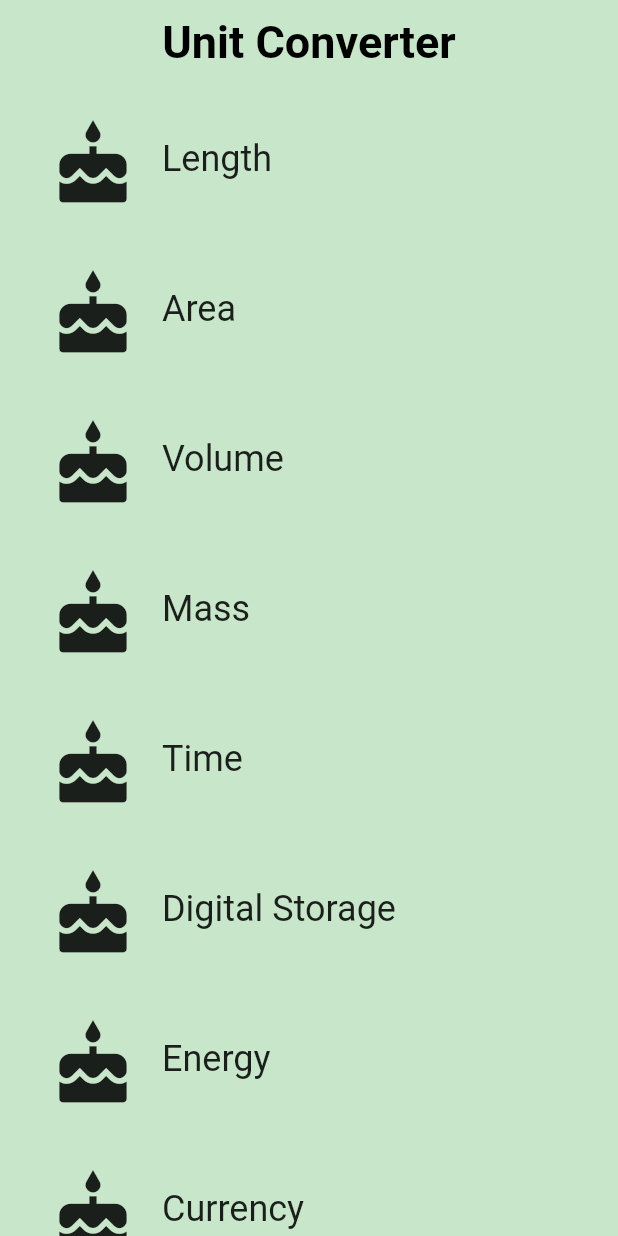
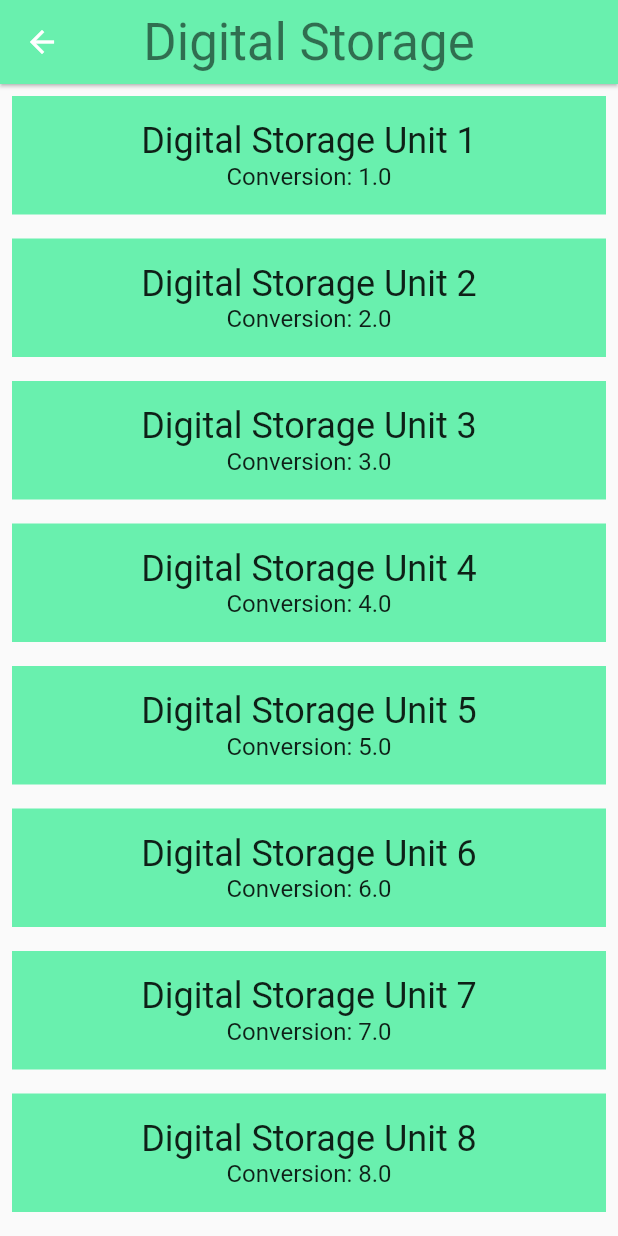
Before and after one commit to nithinr07/Unit-Converter, a Flutter app: the screen it shows after launch, after a tap on "Digital Storage", on a phone screen of 412 x 824 dp. Run offline on Flutter 3.47's test engine with Material 2 defaults, Android fonts, the phone set to English and light mode, and no system bars.

Commit message:
added converter route

```diff
--- a/lib/category.dart
+++ b/lib/category.dart
@@ -5,6 +5,9 @@
 // To keep your imports tidy, follow the ordering guidelines at
 // https://www.dartlang.org/guides/language/effective-dart/style#ordering
 import 'package:flutter/material.dart';
+import 'package:meta/meta.dart';
+import 'unit.dart';
+import 'converter_route.dart';
 
 /// A custom [Category] widget.
 ///
@@ -14,6 +17,7 @@ class Category extends StatelessWidget {
   final String name;
   final IconData iconLocation;
   final ColorSwatch color;
+  final List<Unit> units;
 
   /// Creates a [Category].
   ///
@@ -22,14 +26,42 @@ class Category extends StatelessWidget {
   // TODO: You'll need the name, color, and iconLocation from main.dart
   const Category({
     Key key,
-    this.name,
-    this.color,
-    this.iconLocation,
-  }) : super(key: key);
+    @required this.name,
+    @required this.color,
+    @required this.iconLocation,
+    @required this.units,
+  })  : assert(name != null),
+        assert(color != null),
+        assert(iconLocation != null),
+        assert(units != null),
+        super(key: key);
 
   /// Builds a custom widget that shows [Category] information.
   ///
   /// This information includes the icon, name, and color for the [Category].
+  void _navigateToConverter(BuildContext context) {
+    Navigator.of(context).push(MaterialPageRoute<Null>(
+      builder: (BuildContext context) {
+        return Scaffold(
+          appBar: AppBar(
+            elevation: 1.0,
+            title: Text(
+              name,
+              style: Theme.of(context).textTheme.display1,
+            ),
+            centerTitle: true,
+            backgroundColor: color,
+          ),
+          body: ConverterRoute(
+            color: color,
+            name: name,
+            units: units,
+          ),
+        );
+      },
+    ));
+  }
+
   @override
   // This `context` parameter describes the location of this widget in the
   // widget tree. It can be used for obtaining Theme data from the nearest
@@ -45,9 +77,7 @@ class Category extends StatelessWidget {
           splashColor: color,
           borderRadius: BorderRadius.circular(100.0),
           highlightColor: color,
-          onTap: () {
-            print("I was tapped");
-          },
+          onTap: () => _navigateToConverter(context),
           child: Padding(
             padding: EdgeInsets.all(8.0),
             child: Row(
--- a/lib/category_route.dart
+++ b/lib/category_route.dart
@@ -1,7 +1,7 @@
 import 'package:flutter/material.dart';
-
 // TODO: Check if we need to import anything
 import 'category.dart';
+import 'unit.dart';
 // TODO: Define any constants
 final _backgroundColor = Colors.green[100];
 /// Category Route (screen).
@@ -36,18 +36,28 @@ class CategoryRoute extends StatelessWidget {
     Colors.red,
   ];
 
+  List<Unit> _retrieveUnitList(String categoryName) {
+    return List.generate(10, (int i) {
+      i += 1;
+      return Unit(
+        name: '$categoryName Unit $i',
+        conversion: i.toDouble(),
+      );
+    });
+}
   @override
   Widget build(BuildContext context) {
     // TODO: Create a list of the eight Categories, using the names and colors
     // from above. Use a placeholder icon, such as `Icons.cake` for each
     // Category. We'll add custom icons later.
-    final category_list = <Category>[];
+    final categoryList = <Category>[];
 
     for (var i = 0; i < 8; i++) {
-      category_list.add(Category(
+      categoryList.add(Category(
         name: _categoryNames[i],
         color: _baseColors[i],
         iconLocation: Icons.cake,
+        units: _retrieveUnitList(_categoryNames[i]),
       ));
     }
     // TODO: Create a list view of the Categories
@@ -55,7 +65,7 @@ class CategoryRoute extends StatelessWidget {
       color: _backgroundColor,
       padding: EdgeInsets.symmetric(horizontal: 8.0),
       child: ListView(
-        children: category_list,
+        children: categoryList,
       ),
     );
 
@@ -65,7 +75,6 @@ class CategoryRoute extends StatelessWidget {
       title: Text(
         'Unit Converter',
         style: TextStyle(
-          fontWeight: FontWeight.bold,
           color: Colors.black,
           fontSize: 30.0,
           ),
--- /dev/null
+++ b/lib/converter_route.dart
@@ -0,0 +1,56 @@
+import 'package:flutter/material.dart';
+import 'package:meta/meta.dart';
+
+import 'unit.dart';
+
+/// Converter screen where users can input amounts to convert.
+///
+/// Currently, it just displays a list of mock units.
+///
+/// While it is named ConverterRoute, a more apt name would be ConverterScreen,
+/// because it is responsible for the UI at the route's destination.
+class ConverterRoute extends StatelessWidget {
+  /// Units for this [Category].
+  final List<Unit> units;
+  final String name;
+  final Color color;
+
+  /// This [ConverterRoute] requires the name, color, and units to not be null.
+  // TODO: Pass in the [Category]'s name and color
+  const ConverterRoute({
+    @required this.name,
+    @required this.color,
+    @required this.units,
+  })  : assert(name != null),
+        assert(color != null),
+        assert(units != null);
+
+  @override
+  Widget build(BuildContext context) {
+    // Here is just a placeholder for a list of mock units
+    final unitWidgets = units.map((Unit unit) {
+      // TODO: Set the color for this Container
+      return Container(
+        color: color,
+        margin: EdgeInsets.all(8.0),
+        padding: EdgeInsets.all(16.0),
+        child: Column(
+          children: <Widget>[
+            Text(
+              unit.name,
+              style: Theme.of(context).textTheme.headline,
+            ),
+            Text(
+              'Conversion: ${unit.conversion}',
+              style: Theme.of(context).textTheme.subhead,
+            ),
+          ],
+        ),
+      );
+    }).toList();
+
+    return ListView(
+      children: unitWidgets,
+    );
+  }
+}
--- /dev/null
+++ b/lib/unit.dart
@@ -0,0 +1,23 @@
+import 'package:meta/meta.dart';
+
+/// Information about a [Unit].
+class Unit {
+  final String name;
+  final double conversion;
+
+  /// A [Unit] stores its name and conversion factor.
+  ///
+  /// An example would be 'Meter' and '1.0'.
+  const Unit({
+    @required this.name,
+    @required this.conversion,
+  })  : assert(name != null),
+        assert(conversion != null);
+
+  /// Creates a [Unit] from a JSON object.
+  Unit.fromJson(Map jsonMap)
+      : name = jsonMap['name'],
+        conversion = jsonMap['conversion'].toDouble(),
+        assert(name != null),
+        assert(conversion != null);
+}
```
Also changed, not shown: lib/main.dart (+0 -61 lines).
